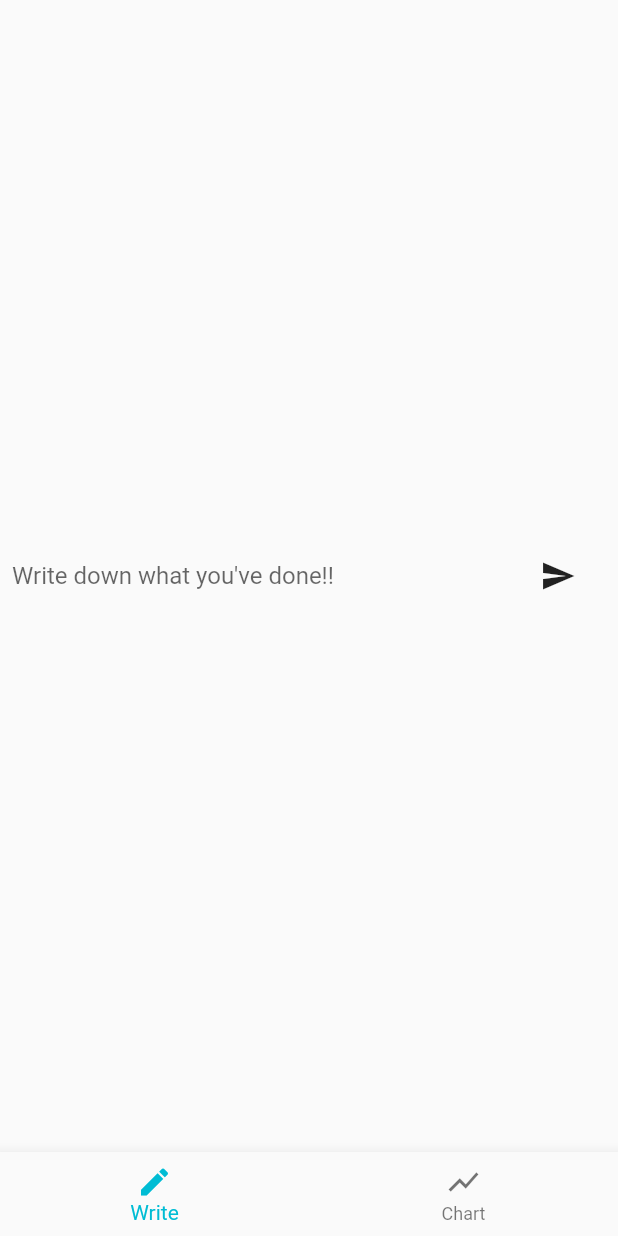
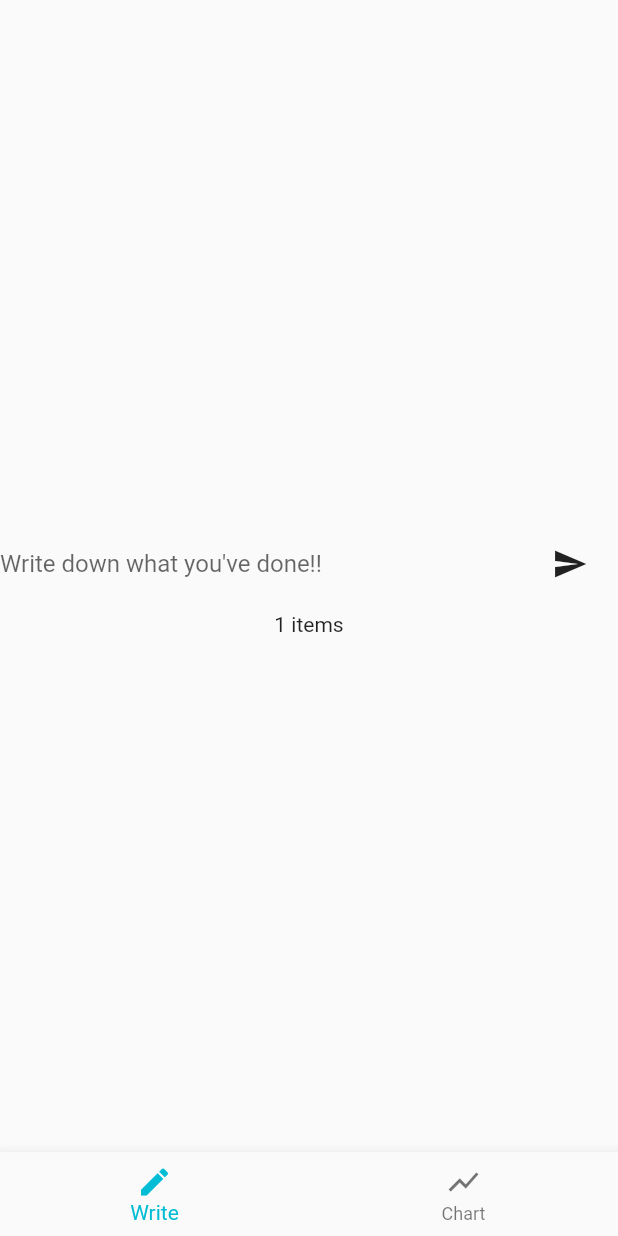
Before and after one commit to tkmct/writeit, a Flutter app: the screen it shows after launch, after a tap on the "send" icon, on a phone screen of 412 x 824 dp. Run offline on Flutter 3.47's test engine with Material 2 defaults, Android fonts, the phone set to English and light mode, and no system bars; our stand-ins replace rxdart.

Commit message:
Add done list bloc

```diff
--- /dev/null
+++ b/lib/bloc/done_list.dart
@@ -0,0 +1,38 @@
+import 'dart:async';
+import 'package:rxdart/subjects.dart';
+import '../model/done_list.dart';
+import '../model/done.dart';
+
+class DoneListAddition {
+  final Done item;
+
+  DoneListAddition(this.item);
+}
+
+class DoneListBloc {
+  final _doneList = DoneList();
+
+  final _items = BehaviorSubject<List<Done>>(seedValue: []);
+  final _itemCount = BehaviorSubject<int>(seedValue: 0);
+  final _itemAdditionController = StreamController<DoneListAddition>();
+
+  Sink<DoneListAddition> get doneListAddition => _itemAdditionController.sink;
+  Stream<int> get itemCount => _itemCount.stream.distinct();
+  Stream<List<Done>> get items => _items.stream;
+
+  DoneListBloc() {
+    _itemAdditionController.stream.listen(_handleAction);
+  }
+
+  void dispose() {
+    _items.close();
+    _itemCount.close();
+    _itemAdditionController.close();
+  }
+
+  void _handleAction(DoneListAddition addition) {
+    _doneList.add(addition.item);
+    _items.add(_doneList.items);
+    _itemCount.add(_doneList.count);
+  }
+}
--- /dev/null
+++ b/lib/model/Done.dart
@@ -0,0 +1,7 @@
+class Done {
+  String name = '';
+
+  Done(String name) {
+    this.name = name;
+  }
+}
--- /dev/null
+++ b/lib/model/done_list.dart
@@ -0,0 +1,12 @@
+import './done.dart';
+
+class DoneList {
+  final List<Done> _items = [];
+
+  List<Done> get items => _items;
+  int get count => _items.length;
+
+  add(Done item) {
+    this._items.add(item);
+  }
+}
--- a/lib/write/screen.dart
+++ b/lib/write/screen.dart
@@ -1,16 +1,25 @@
 import 'package:flutter/material.dart';
+import '../bloc/done_list.dart';
+import '../model/done.dart';
 
 class WriteScreen extends StatelessWidget {
   final TextEditingController _textController = TextEditingController();
+  final doneList = DoneListBloc();
   void _handleSubmitted(String text) {
     _textController.clear();
+    doneList.doneListAddition.add(DoneListAddition(Done(text)));
   }
 
   @override
   Widget build(BuildContext context) {
-    return Container(
-        margin: const EdgeInsets.symmetric(horizontal: 8.0),
-        child: Row(children: <Widget>[
+    return StreamBuilder(
+        stream: doneList.itemCount,
+        builder: (context, snapshot) => Container(
+                child: Column(
+                    mainAxisAlignment: MainAxisAlignment.center,
+                    crossAxisAlignment: CrossAxisAlignment.center,
+                    children: [
+                  Row(children: <Widget>[
                     Flexible(
                         child: TextField(
                       controller: _textController,
@@ -22,7 +31,10 @@ class WriteScreen extends StatelessWidget {
                         padding: EdgeInsets.all(8.0),
                         child: IconButton(
                             icon: Icon(Icons.send),
-                  onPressed: () => _handleSubmitted(_textController.text)))
-        ]));
+                            onPressed: () =>
+                                _handleSubmitted(_textController.text)))
+                  ]),
+                  Text('${snapshot.data} items')
+                ])));
   }
 }
--- a/pubspec.yaml
+++ b/pubspec.yaml
@@ -10,7 +10,8 @@ dependencies:
   flutter:
     sdk: flutter
   cupertino_icons: ^0.1.2
-  bloc: ^0.7.3
+
+  rxdart: ^0.19.0
 
 dev_dependencies:
   flutter_test:
```
Lines whose indentation alone changed are shown as unchanged.
